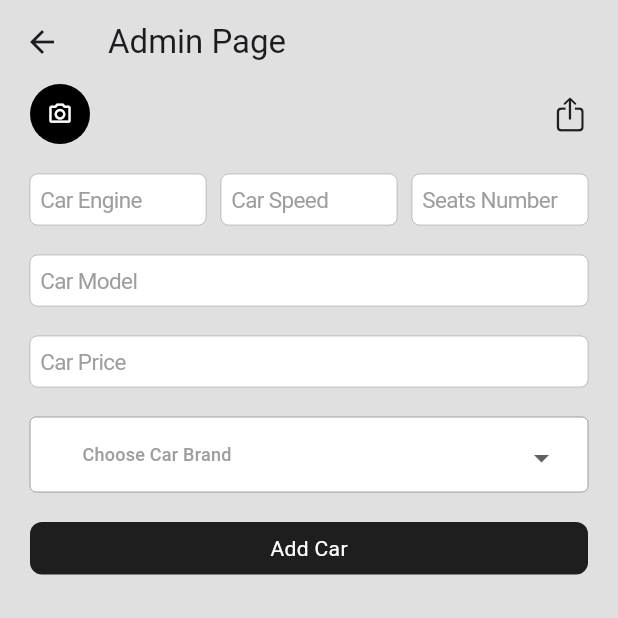
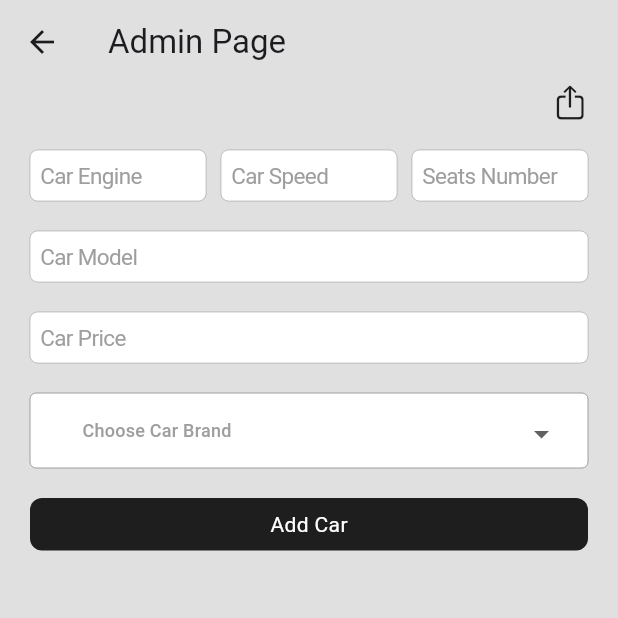
Before and after one commit to MustafaAlneami/CARMART, a Flutter app: the HomePage screen opened directly, after a tap on an icon or button, on a phone screen of 412 x 824 dp, the top half of it. Run offline on Flutter 3.47's test engine with Material 3 defaults, Android fonts, the phone set to English and light mode, and no system bars; our stand-ins replace cloud_firestore, dropdown_button2, firebase_auth, firebase_core, firebase_storage, image_picker and 1 more; accounts and stored records are empty; network calls fail.

Commit message:
Start cooking something

```diff
--- a/lib/features/admin/admin_page.dart
+++ b/lib/features/admin/admin_page.dart
@@ -104,16 +104,8 @@ class _AdminPageViewState extends State<AdminPageView> {
           children: [
             /// colors
             Row(
-              mainAxisAlignment: MainAxisAlignment.spaceBetween,
+              mainAxisAlignment: MainAxisAlignment.end,
               children: [
-                CustomContainer(
-                  width: 40,
-                  height: 40,
-                  radius: 60,
-                  color: Colors.black,
-                  child: Icon(Icons.photo_camera_outlined,
-                      color: Colors.white, size: 17),
-                ),
                 GestureDetector(
                   onTap: () {
                     setState(() {
--- a/lib/features/home/home_page.dart
+++ b/lib/features/home/home_page.dart
@@ -111,7 +111,10 @@ class _HomePage extends State<HomePage> {
                 GestureDetector(
                     onTap: () => Navigator.push(context,
                         MaterialPageRoute(builder: (c) => _cachedAdminPage)),
-                    child: const Icon(CupertinoIcons.cloud_upload)),
+                    child: const Icon(
+                      CupertinoIcons.cloud_upload,
+                      color: Colors.blue,
+                    )),
               ],
             ),
             const SizedBox(height: 20),
@@ -251,7 +254,7 @@ class _HomePage extends State<HomePage> {
                                               BorderRadius.circular(12),
                                           child: FadeInImage.assetNetwork(
                                             placeholder:
-                                                'assets/placeholder.png', // Add a small local placeholder image
+                                                'assets/carplaceholder.webp', // Add a small local placeholder image
                                             image: car['image'] ?? '',
                                             fit: BoxFit.cover,
                                             width: double.infinity,
--- a/lib/main.dart
+++ b/lib/main.dart
@@ -18,6 +18,7 @@ class MyApp extends StatelessWidget {
   @override
   Widget build(BuildContext context) {
     return MaterialApp(
+      debugShowCheckedModeBanner: false,
       home: FirebaseAuth.instance.currentUser == null ? AuthPage() : HomePage(),
     );
   }
```
Also changed, not shown: assets/carplaceholder.webp (added).
